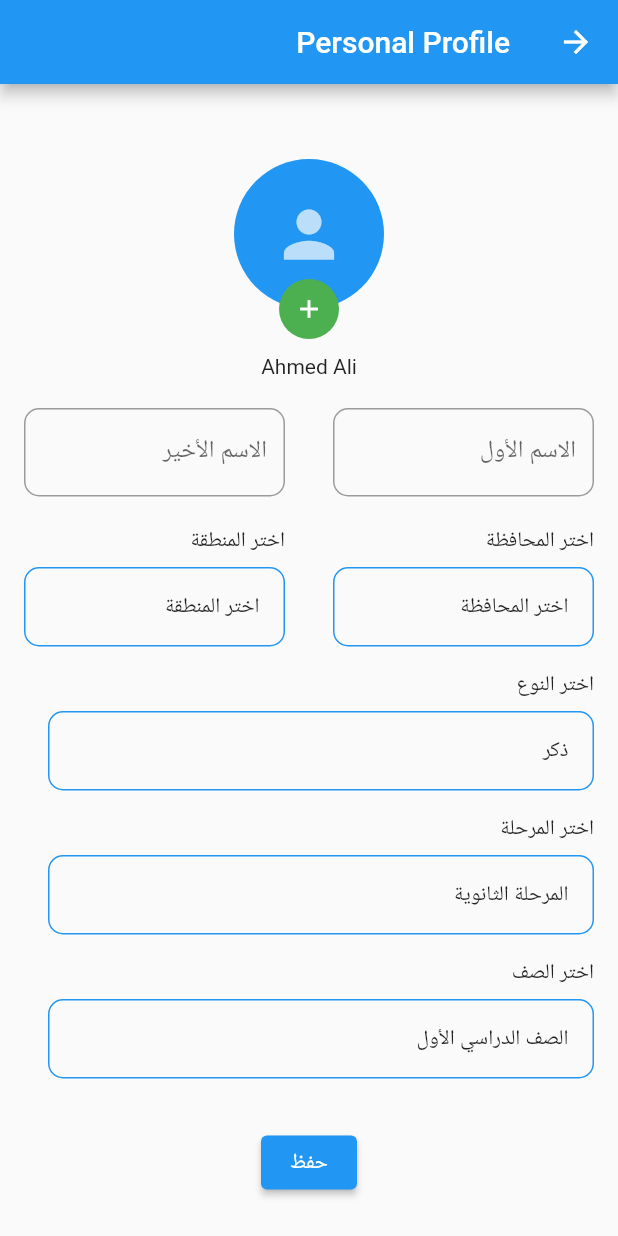
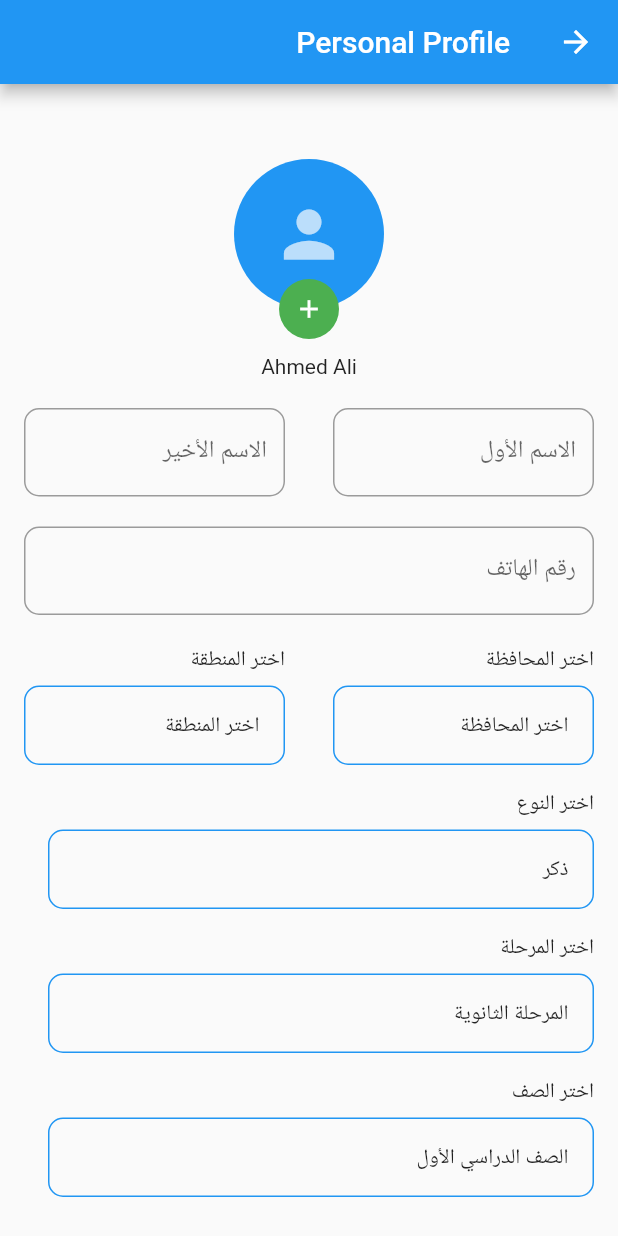
Before and after one commit to hyperov/Drosak, a Flutter app: the PersonalProfileScreen screen opened directly, on a phone screen of 412 x 824 dp. Run offline on Flutter 3.47's test engine with Material 2 defaults, Android fonts, the phone set to English and light mode, and no system bars; our stand-ins replace cloud_firestore, connectivity_plus, firebase_auth, firebase_core, firebase_crashlytics, flutter_signin_button and 3 more; missing offline and left inert: firebase_app_check, flutter_facebook_auth; accounts and stored records are empty; generated files the repository leaves out were written again; network calls fail.

Commit message:
add phone number to personal info fix code

```diff
--- a/drosak/lib/profile/view/personal_profile_screen.dart
+++ b/drosak/lib/profile/view/personal_profile_screen.dart
@@ -72,6 +72,13 @@ class PersonalProfileScreen extends StatelessWidget {
                           ),
                         )),
                       ]),
+                      const SizedBox(height: 20),
+                      TextField(
+                          decoration: InputDecoration(
+                              labelText: LocalizationKeys.phone_number.tr,
+                              border: OutlineInputBorder(
+                                  borderRadius: BorderRadius.circular(10),
+                                  borderSide: BorderSide(color: Colors.blue)))),
                       const SizedBox(height: 20),
                       Row(children: [
                         Expanded(
```
Also changed, not shown: drosak/lib/app/main_app.dart (+0 -9 lines), drosak/lib/login/view/enter_sms_code_screen.dart (+5 -8 lines).
